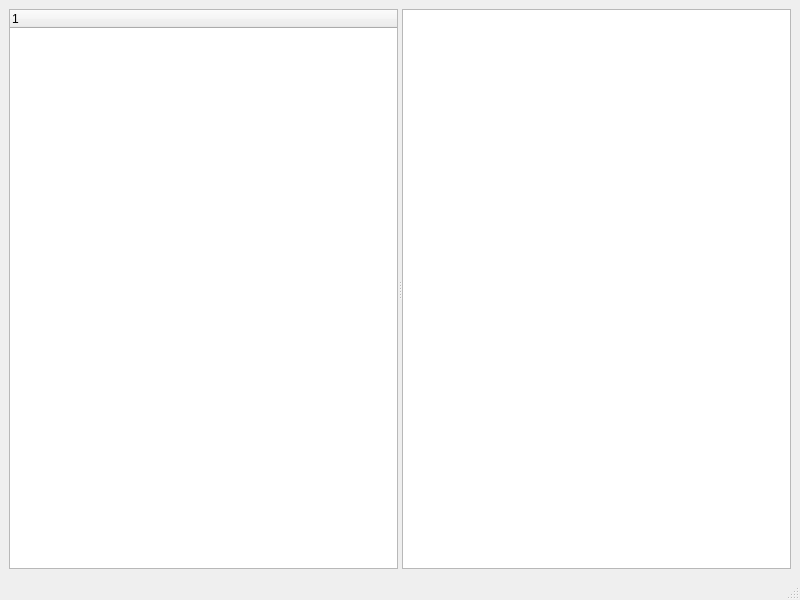
The window that src/MainWindow.ui (rnikbond/desktop_tfs) describes before a commit, drawn with Qt 5.
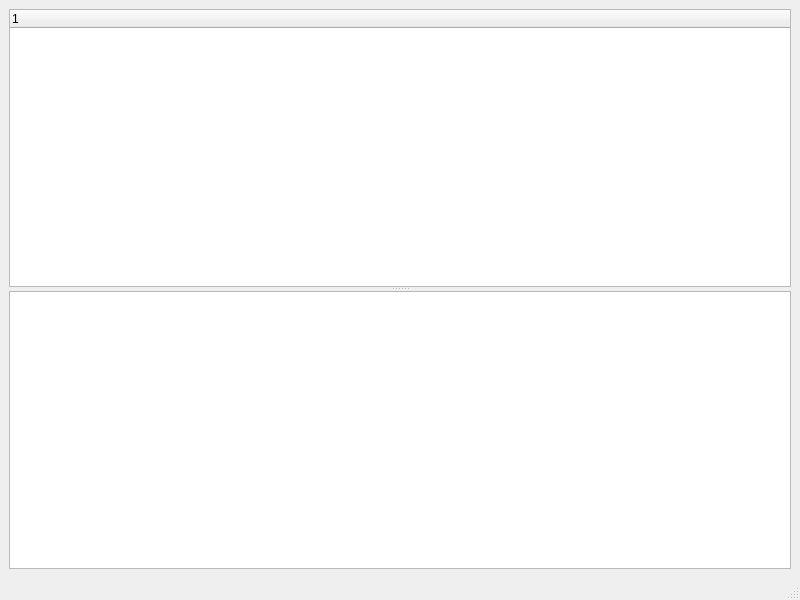
The same window after the commit.

What changed in the file:
```diff
--- a/src/MainWindow.ui
+++ b/src/MainWindow.ui
@@ -18,7 +18,7 @@
     <item>
      <widget class="QSplitter" name="splitter">
       <property name="orientation">
-       <enum>Qt::Horizontal</enum>
+       <enum>Qt::Vertical</enum>
       </property>
       <widget class="QTreeWidget" name="treeWidget">
        <column>
@@ -27,7 +27,14 @@
         </property>
        </column>
       </widget>
-      <widget class="QListWidget" name="folderList"/>
+      <widget class="QTextEdit" name="logEdit">
+       <property name="sizePolicy">
+        <sizepolicy hsizetype="Expanding" vsizetype="Preferred">
+         <horstretch>0</horstretch>
+         <verstretch>0</verstretch>
+        </sizepolicy>
+       </property>
+      </widget>
      </widget>
     </item>
    </layout>
```
Left out of the diff: 2 changed lines with no effect on the pictures.
